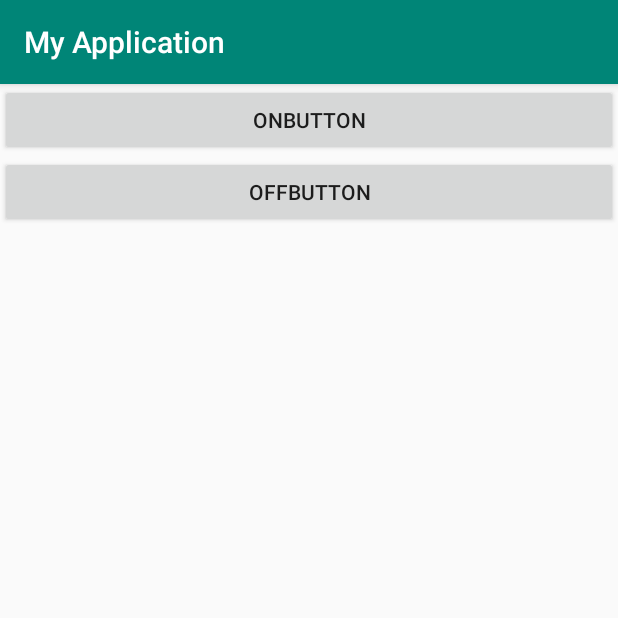
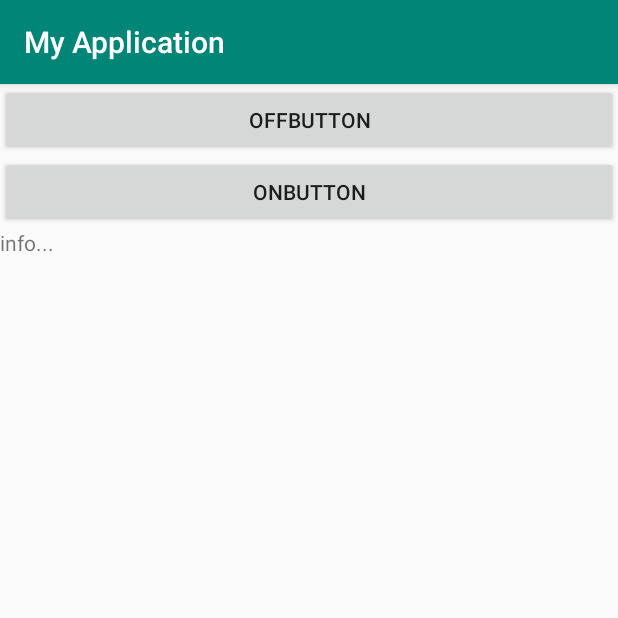
Before and after one commit to Valensolano28/BuyForAll, an Android app: the screen it shows after launch (MainActivity), after a tap on "OFFBUTTON", on a phone screen of 412 x 824 dp, the top half of it. Run offline under Robolectric (Android 15) with nearby library versions, the phone set to English and light mode, and no system bars; libraries missing offline, so code that uses them is left out: org.altbeacon.beacon; 6 statements that could not run were skipped.

Commit message:
19/11/21

```diff
--- a/app/src/main/java/com/example/myapplication/MainActivity.java
+++ b/app/src/main/java/com/example/myapplication/MainActivity.java
@@ -29,7 +29,6 @@ import org.altbeacon.beacon.BeaconParser;
 import org.altbeacon.beacon.RangeNotifier;
 import org.altbeacon.beacon.Region;
 
-import java.net.URI;
 import java.util.ArrayList;
 import java.util.Collection;
 import java.util.List;
@@ -84,7 +83,7 @@ public class MainActivity extends AppCompatActivity implements BeaconConsumer {
             public void onClick(View v) {
                 list.clear();
                 arrayAdapter.notifyDataSetChanged();
-                textView.setText("");
+                textView.setText("info...");
                 try {
                     beaconManager.stopMonitoringBeaconsInRegion(region);
                     beaconManager.stopRangingBeaconsInRegion(region);
@@ -159,12 +158,13 @@ public class MainActivity extends AppCompatActivity implements BeaconConsumer {
         String d_url = "http://www.daum.net";
         String n_url = "http://www.naver.com";
         final String url;
-        if(msg.equals(g_ad)){
-           url = g_url;
-        }else if(msg.equals(d_ad))
+        if (msg.equals(g_ad)) {
+            url = g_url;
+        }else if (msg.equals(d_ad)){
             url = d_url;
-        else
+        }else{
             url = n_url;
+        }
 
         AlertDialog.Builder builder = new AlertDialog.Builder(MainActivity.this);
         builder.setTitle(msg);
@@ -212,7 +212,6 @@ public class MainActivity extends AppCompatActivity implements BeaconConsumer {
                                     //Log.e("beacon", "비콘 1m안에 들어옴");
                                     //Toast.makeText(MainActivity.this, "비콘 들어옴(" + beacon.getBluetoothName() +" "+ String.format("%.3f", beacon.getDistance()) + "m)", Toast.LENGTH_SHORT).show();
                                     //beaconinfo += "\n비콘들어옴" + beacon.getBluetoothName();
-                                    //find_beacon.sendEmptyMessage(1);
                                 }
                             } else if (Int_Major2 == Integer.parseInt(temp_major) && Int_Minor2 == Integer.parseInt(temp_minor)) {
                                 list.add(d_ad);
@@ -227,8 +226,7 @@ public class MainActivity extends AppCompatActivity implements BeaconConsumer {
                     }
                     textView.append(temp_beaconinfo);
                     beaconList.clear();
+                }
             }
-            }
-
         };
 }
--- a/app/src/main/res/layout/activity_main.xml
+++ b/app/src/main/res/layout/activity_main.xml
@@ -11,16 +11,16 @@
         android:orientation="vertical">
 
         <Button
+            android:id="@+id/offbutton"
+            android:layout_width="match_parent"
+            android:layout_height="wrap_content"
+            android:text="offButton" />
+
+        <Button
             android:id="@+id/onbutton"
             android:layout_width="match_parent"
             android:layout_height="wrap_content"
             android:text="onButton" />
-
-        <Button
-            android:id="@+id/offbutton"
-            android:layout_width="match_parent"
-            android:layout_height="wrap_content"
-            android:text="offButton" />
 
         <TextView
             android:id="@+id/textView"
@@ -31,7 +31,7 @@
         <ListView
             android:id="@+id/listView"
             android:layout_width="match_parent"
-            android:layout_height="match_parent" >
+            android:layout_height="match_parent">
 
         </ListView>
 
```
